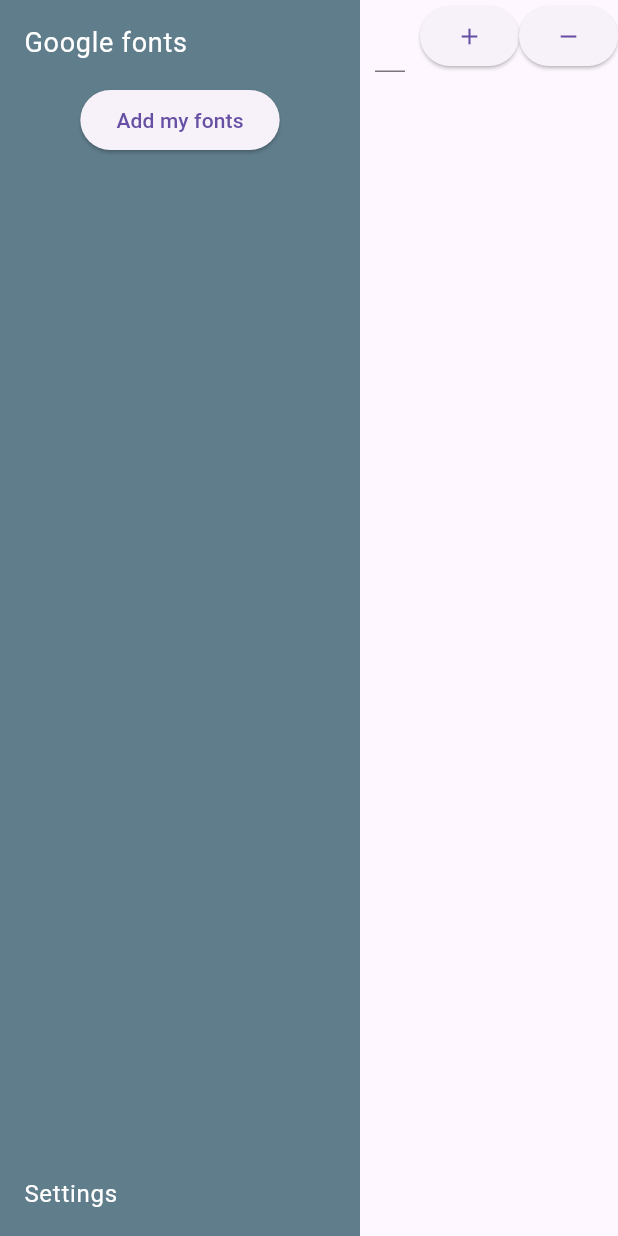
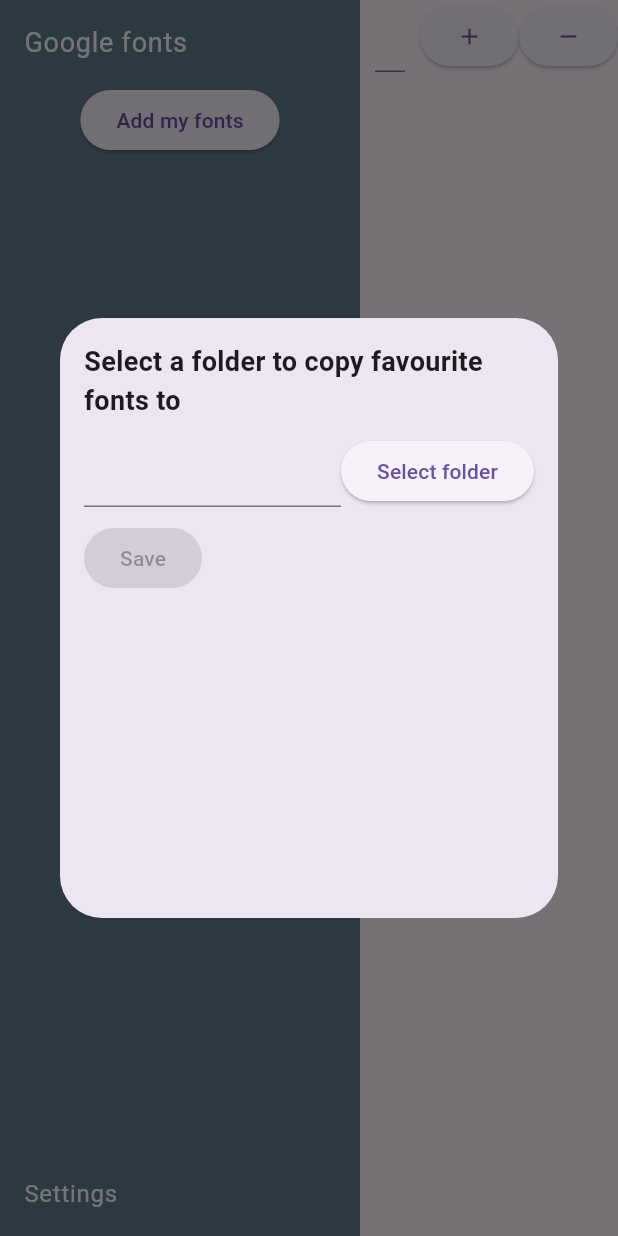
Before and after one commit to lohanidamodar/font_previewer, a Flutter app: the screen it shows after launch, after a tap on "Settings", on a phone screen of 412 x 824 dp. Run offline on Flutter 3.47's test engine with Material 3 defaults, Android fonts, the phone set to English and light mode, and no system bars; our stand-ins replace file_picker, google_fonts, shared_preferences.

Commit message:
set favorites folder

```diff
--- a/lib/screens/home_desktop.dart
+++ b/lib/screens/home_desktop.dart
@@ -1,11 +1,13 @@
 import 'dart:convert';
 import 'dart:io';
 
+import 'package:path/path.dart' as p;
 import 'package:flutter/material.dart';
 import 'package:flutter/services.dart';
 import 'package:font_previewer/models/font_family.dart';
 import 'package:font_previewer/widgets/font_preview_container.dart';
 import 'package:font_previewer/widgets/font_type_list.dart';
+import 'package:font_previewer/widgets/set_favorite_dialog.dart';
 import 'package:google_fonts/google_fonts.dart';
 import 'package:shared_preferences/shared_preferences.dart';
 
@@ -28,27 +30,48 @@
           fontFamilies.add(FontFamily(name: font, path: font, isLocal: false));
         }
         break;
+      case 'favourites':
+        loadFontsFromFolder();
+        break;
       default:
-        loadFonts(type);
+        loadFontsFromType(type);
         break;
     }
 
     setState(() {});
   }
 
-  loadFonts(String type) async {
+  loadFontsFromFolder() async {
     final sp = await SharedPreferencesWithCache.create(
         cacheOptions: SharedPreferencesWithCacheOptions());
-    final existing = sp.getString('font_library');
-    final fontLibrary = jsonDecode(existing ?? '{}');
-    final fonts = List<String>.from(fontLibrary[type]['fonts'] ?? []);
 
+    final favoritesPath = sp.getString('favourites') ?? '';
+    if (favoritesPath.isEmpty) {
+      return;
+    }
+    final fontFiles = <String>[];
+    final dir = Directory.fromUri(Uri.file(favoritesPath));
+    final items = dir.listSync(recursive: true);
+    for (final item in items) {
+      if (item.statSync().type == FileSystemEntityType.file) {
+        final file = File.fromUri(item.uri);
+        final extension = p.extension(item.path);
+        if (extension != '.ttf' && extension != '.otf') {
+          continue;
+        }
+        fontFiles.add(file.path);
+      }
+    }
+
+    loadFontsFromFiles(fontFiles, 'favourites');
+  }
+
+  loadFontsFromFiles(List<String> fonts, String name) async {
     if (fonts.isEmpty) {
       return;
     }
 
     int index = 0;
-    final name = fontLibrary[type]['name'] ?? type;
     for (final path in fonts) {
       final fontFile = File(path);
       if (fontFile.existsSync()) {
@@ -62,6 +85,16 @@
       }
     }
     setState(() {});
+  }
+
+  loadFontsFromType(String type) async {
+    final sp = await SharedPreferencesWithCache.create(
+        cacheOptions: SharedPreferencesWithCacheOptions());
+    final existing = sp.getString('font_library');
+    final fontLibrary = jsonDecode(existing ?? '{}');
+    final fonts = List<String>.from(fontLibrary[type]['fonts'] ?? []);
+    final name = fontLibrary[type]['name'] ?? type;
+    loadFontsFromFiles(fonts, name);
   }
 
   @override
@@ -85,7 +118,18 @@
                     color: Colors.white,
                   ),
                 ),
-                onTap: () {},
+                onTap: () async {
+                  final saved = await showDialog(
+                      context: context,
+                      builder: (context) {
+                        return Dialog(
+                          child: SetFavoriteDialog(),
+                        );
+                      });
+                  if (saved ?? false) {
+                    setState(() {});
+                  }
+                },
               )
             ],
           ),
--- a/lib/widgets/font_preview_list.dart
+++ b/lib/widgets/font_preview_list.dart
@@ -1,5 +1,3 @@
-import 'dart:io';
-
 import 'package:flutter/material.dart';
 import 'package:font_previewer/models/font_family.dart';
 import 'package:google_fonts/google_fonts.dart';
--- a/lib/widgets/font_type_list.dart
+++ b/lib/widgets/font_type_list.dart
@@ -16,6 +16,7 @@
 
 class _FontTypeListState extends State<FontTypeList> {
   Map<String, dynamic> fontLibrary = {};
+  String favoritesPath = '';
   @override
   void initState() {
     super.initState();
@@ -27,6 +28,8 @@
         cacheOptions: SharedPreferencesWithCacheOptions());
     final existing = sp.getString('font_library');
     fontLibrary = jsonDecode(existing ?? '{}');
+
+    favoritesPath = sp.getString('favourites') ?? '';
     setState(() {});
   }
 
@@ -42,6 +45,18 @@
   Widget build(BuildContext context) {
     return ListView(
       children: [
+        if (favoritesPath.isNotEmpty) ...[
+          ListTile(
+            title: Text(
+              "Favorites",
+              style: TextStyle(
+                fontSize: 18.0,
+                color: Colors.white,
+              ),
+            ),
+            onTap: () => widget.onTapFontType('favourites'),
+          ),
+        ],
         ListTile(
           title: Text(
             "Google fonts",
--- /dev/null
+++ b/lib/widgets/set_favorite_dialog.dart
@@ -0,0 +1,88 @@
+import 'package:flutter/material.dart';
+import 'package:file_picker/file_picker.dart';
+import 'package:shared_preferences/shared_preferences.dart';
+
+class SetFavoriteDialog extends StatefulWidget {
+  const SetFavoriteDialog({super.key});
+
+  @override
+  State<SetFavoriteDialog> createState() => _SetFavoriteDialogState();
+}
+
+class _SetFavoriteDialogState extends State<SetFavoriteDialog> {
+  late TextEditingController _controller;
+  String selectedDirectory = '';
+  @override
+  void initState() {
+    super.initState();
+    _controller = TextEditingController();
+    getFavoriteFolder();
+  }
+
+  getFavoriteFolder() async {
+    final sp = await SharedPreferencesWithCache.create(
+        cacheOptions: SharedPreferencesWithCacheOptions());
+
+    final path = sp.getString('favourites') ?? '';
+    _controller.text = path;
+    setState(() {});
+  }
+
+  pickFolder() async {
+    selectedDirectory = await FilePicker.platform.getDirectoryPath(
+            dialogTitle: 'Select folder containing your fonts') ??
+        '';
+
+    _controller.text =
+        selectedDirectory.isNotEmpty ? selectedDirectory : _controller.text;
+    setState(() {});
+  }
+
+  addTolibrary() async {
+    if (selectedDirectory.isEmpty) {
+      return;
+    }
+    final sp = await SharedPreferencesWithCache.create(
+        cacheOptions: SharedPreferencesWithCacheOptions());
+
+    await sp.setString('favourites', selectedDirectory);
+    if (mounted) {
+      Navigator.pop(context, true);
+    }
+  }
+
+  @override
+  Widget build(BuildContext context) {
+    return Container(
+      padding: EdgeInsets.all(16.0),
+      width: 500,
+      height: 400,
+      child: Column(
+        crossAxisAlignment: CrossAxisAlignment.start,
+        children: [
+          Text(
+            "Select a folder to copy favourite fonts to",
+            style: TextStyle(fontWeight: FontWeight.bold, fontSize: 18.0),
+          ),
+          const SizedBox(height: 10.0),
+          Row(
+            children: [
+              Expanded(
+                child: TextField(controller: _controller),
+              ),
+              ElevatedButton(
+                onPressed: pickFolder,
+                child: Text("Select folder"),
+              ),
+            ],
+          ),
+          const SizedBox(height: 10.0),
+          ElevatedButton(
+            onPressed: selectedDirectory.isNotEmpty ? addTolibrary : null,
+            child: Text("Save"),
+          ),
+        ],
+      ),
+    );
+  }
+}
```
